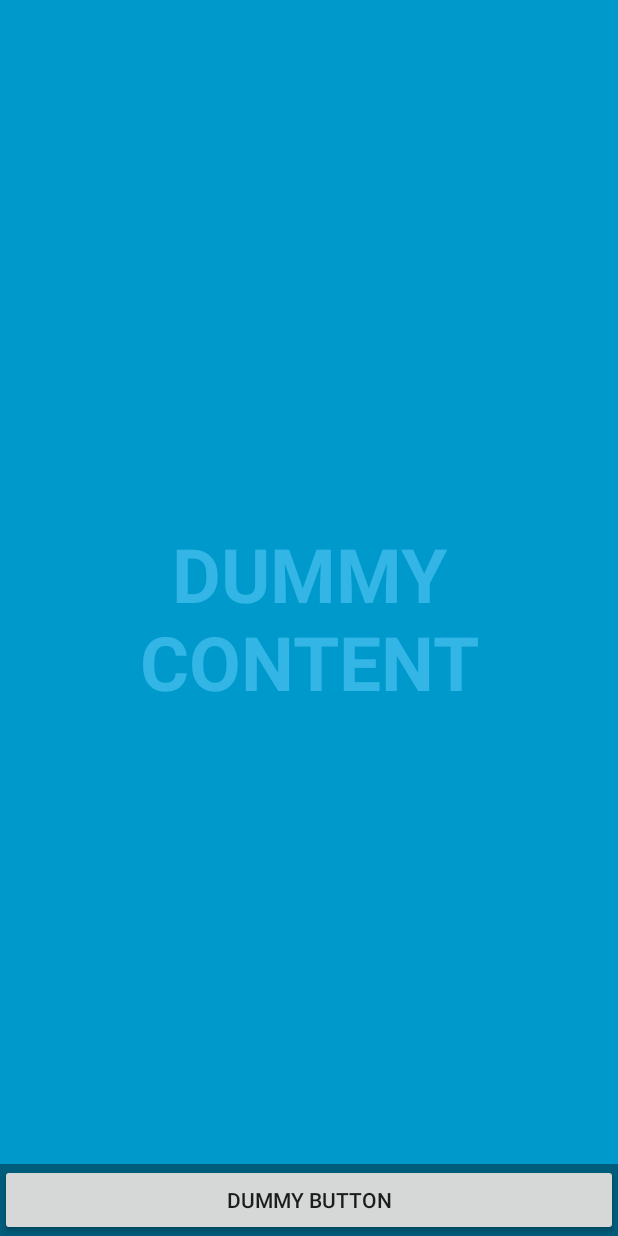
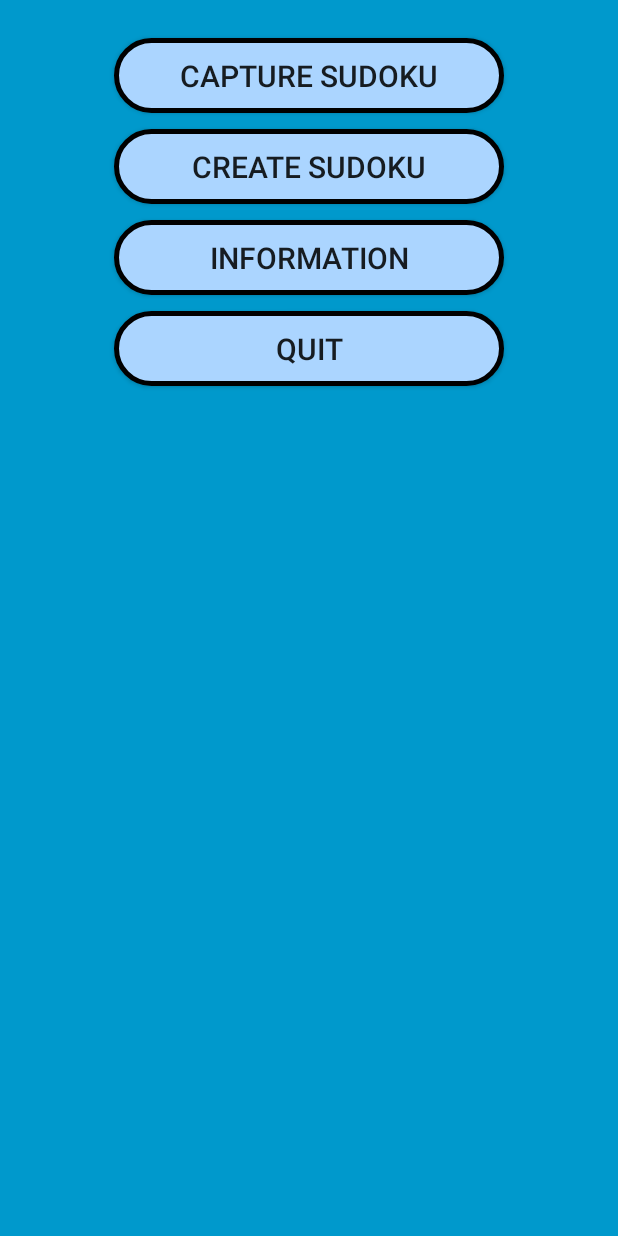
Before and after one commit to ThePowerOfSwift/CS39440, an Android app: the layout activity_main_menu.xml on its own in the app's theme, with its tools: preview values and no code run, on a phone screen of 412 x 824 dp. Run offline under Robolectric (Android 15) with nearby library versions, the phone set to English and light mode, and no system bars.

Commit message:
Basic menu added
Menu added with buttons, no other pages/tabs have been implemented yet
also need tidying and tests

```diff
--- a/SudokuApp/app/src/main/java/com/cs39440/rob41/sudokuapp/MainMenuActivity.java
+++ b/SudokuApp/app/src/main/java/com/cs39440/rob41/sudokuapp/MainMenuActivity.java
@@ -1,6 +1,7 @@
 package com.cs39440.rob41.sudokuapp;
 
 import android.annotation.SuppressLint;
+import android.content.Intent;
 import android.support.v7.app.ActionBar;
 import android.support.v7.app.AppCompatActivity;
 import android.os.Bundle;
@@ -105,7 +106,7 @@ public class MainMenuActivity extends AppCompatActivity {
         // Upon interacting with UI controls, delay any scheduled hide()
         // operations to prevent the jarring behavior of controls going away
         // while interacting with the UI.
-        findViewById(R.id.dummy_button).setOnTouchListener(mDelayHideTouchListener);
+        findViewById(R.id.camera_button).setOnTouchListener(mDelayHideTouchListener);
     }
 
     @Override
@@ -160,4 +161,25 @@ public class MainMenuActivity extends AppCompatActivity {
         mHideHandler.removeCallbacks(mHideRunnable);
         mHideHandler.postDelayed(mHideRunnable, delayMillis);
     }
+
+    //My Code
+
+    public void openCamera(View View){
+        //Intent intent = new Intent(this, camera.class);
+        //startActivity (intent);
+    }
+
+    public void createSudoku(View View){
+        //Intent intent = new Intent(this, createSudoku.class);
+        //startActivity (intent);
+    }
+    public void openInformation(View View){
+        //Intent intent = new Intent(this, information.class);
+        //startActivity (intent);
+    }
+    public void exit(View View){
+        System.exit(0); //Bad implemention (no clean up) will need updating
+    }
+
+
 }
--- /dev/null
+++ b/SudokuApp/app/src/main/res/drawable/buttonshape.xml
@@ -0,0 +1,23 @@
+<?xml version="1.0" encoding="utf-8"?>
+<shape xmlns:android="http://schemas.android.com/apk/res/android" android:shape="rectangle" >
+    <corners
+        android:radius="50dp"
+        />
+    <solid
+        android:color="#ABD5FF"
+        />
+    <padding
+        android:left="0dp"
+        android:top="0dp"
+        android:right="0dp"
+        android:bottom="0dp"
+        />
+    <size
+        android:width="260dp"
+        android:height="60dp"
+        />
+    <stroke
+        android:width="3dp"
+        android:color="#000000"
+        />
+</shape>
--- a/SudokuApp/app/src/main/res/layout/activity_main_menu.xml
+++ b/SudokuApp/app/src/main/res/layout/activity_main_menu.xml
@@ -12,12 +12,7 @@
         android:id="@+id/fullscreen_content"
         android:layout_width="match_parent"
         android:layout_height="match_parent"
-        android:gravity="center"
-        android:keepScreenOn="true"
-        android:text="@string/dummy_content"
-        android:textColor="#33b5e5"
-        android:textSize="50sp"
-        android:textStyle="bold" />
+        android:gravity="center" />
 
     <!-- This FrameLayout insets its children based on system windows using
          android:fitsSystemWindows. -->
@@ -28,21 +23,55 @@
 
         <LinearLayout
             android:id="@+id/fullscreen_content_controls"
-            style="?metaButtonBarStyle"
-            android:layout_width="match_parent"
-            android:layout_height="wrap_content"
-            android:layout_gravity="bottom|center_horizontal"
-            android:background="@color/black_overlay"
-            android:orientation="horizontal"
+            android:layout_width="fill_parent"
+            android:layout_height="fill_parent"
+            android:layout_gravity="top|center_horizontal"
+            android:gravity="center_horizontal"
+            android:orientation="vertical"
+            android:paddingTop="20dp"
             tools:ignore="UselessParent">
 
             <Button
-                android:id="@+id/dummy_button"
-                style="?metaButtonBarButtonStyle"
-                android:layout_width="0dp"
-                android:layout_height="wrap_content"
-                android:layout_weight="1"
-                android:text="@string/dummy_button" />
+                android:id="@+id/camera_button"
+                android:background="@drawable/buttonshape"
+                android:text="@string/camera_button"
+                android:layout_width="260dp"
+                android:layout_height="50dp"
+                android:layout_margin="5dp"
+                android:textSize="20sp"
+                android:onClick="openCamera"/>
+
+            <Button
+                android:id="@+id/createSudoku_button"
+                android:background="@drawable/buttonshape"
+                android:text="@string/createSudoku_button"
+                android:layout_width="260dp"
+                android:layout_height="50dp"
+                android:layout_margin="5dp"
+                android:textSize="20sp"
+                android:onClick="createSudoku"/>
+
+            <Button
+                android:id="@+id/information_button"
+                android:background="@drawable/buttonshape"
+                android:text="@string/information_button"
+                android:layout_width="260dp"
+                android:layout_height="50dp"
+                android:layout_margin="5dp"
+                android:textSize="20sp"
+                android:onClick="openInformation"/>
+
+            <Button
+                android:id="@+id/exit_button"
+                android:background="@drawable/buttonshape"
+                android:text="@string/exit_button"
+                android:layout_width="260dp"
+                android:layout_height="50dp"
+                android:layout_margin="5dp"
+                android:textSize="20sp"
+                android:onClick="exit"/>
+
+
 
         </LinearLayout>
     </FrameLayout>
--- a/SudokuApp/app/src/main/res/values/strings.xml
+++ b/SudokuApp/app/src/main/res/values/strings.xml
@@ -1,6 +1,9 @@
 <resources>
     <string name="app_name">Sudoku App</string>
 
-    <string name="dummy_button">Dummy Button</string>
+    <string name="camera_button">Capture Sudoku</string>
     <string name="dummy_content">DUMMY\nCONTENT</string>
+    <string name="exit_button">Quit</string>
+    <string name="createSudoku_button">Create Sudoku</string>
+    <string name="information_button">Information</string>
 </resources>
```
